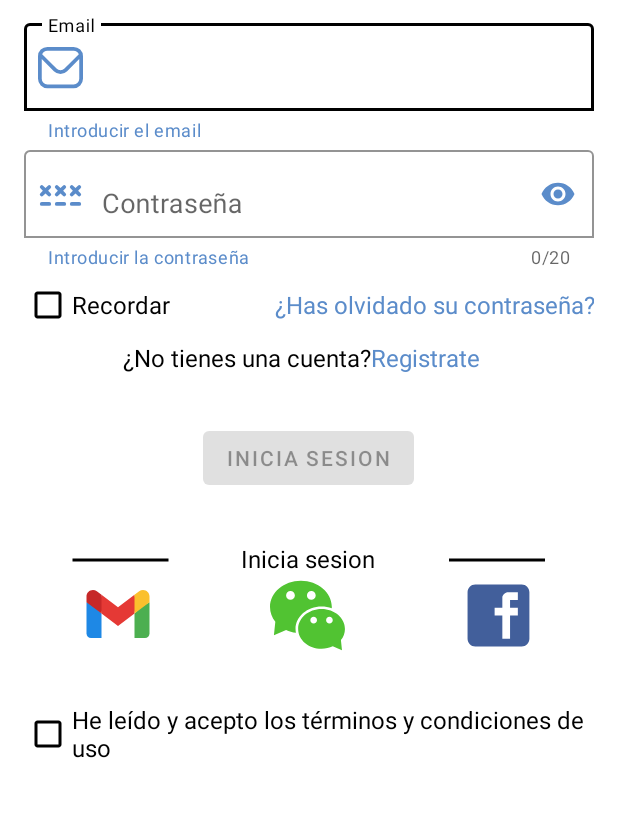
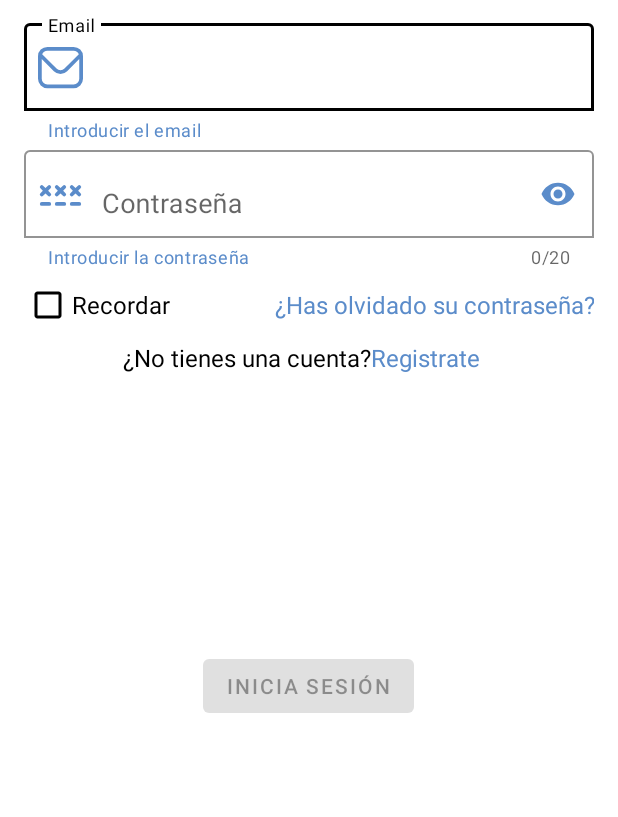
Before and after one commit to WINDOWEXPRESS/Debatazo_Demo, an Android app: the IniciaSesion screen opened directly, with no data from a screen before it, on a phone screen of 412 x 824 dp, the part 280-1097 px from its top. Run offline under Robolectric (Android 15) with nearby library versions, the phone set to English and light mode, and no system bars.

Commit message:
MEJORA EL UI y arreglar algunos bugs V1

```diff
--- a/app/src/main/java/com/example/debatazo/usuario/iniciarsesion/data/LoginDataSource.java
+++ b/app/src/main/java/com/example/debatazo/usuario/iniciarsesion/data/LoginDataSource.java
@@ -53,7 +53,7 @@ public class LoginDataSource {
                                     callBack.onSuccess(new Result.Success<>(response.body()));
                                     loadingLiveData.setValue(false);
                                 } else {
-                                    String errorMessage = "Error al iniciar sesión: " + response.code() + " - " + response.message();
+                                    String errorMessage = "Error al iniciar sesión 1: " + response.code() + " - " + response.message();
                                     callBack.onFailure(new Result.Error(new IOException(errorMessage)));
                                     loadingLiveData.setValue(false);
                                 }
@@ -68,7 +68,7 @@ public class LoginDataSource {
 
                     }else{
                         loadingLiveData.setValue(false);
-                        String errorMessage = "Error al iniciar sesión: " + response.code() + " - " + response.message();
+                        String errorMessage = ""+response.code();
                         callBack.onFailure(new Result.Error(new IOException(errorMessage)));
                     }
                 }
@@ -83,7 +83,7 @@ public class LoginDataSource {
 
         } catch (Exception e) {
             loadingLiveData.setValue(false);
-            callBack.onFailure(new Result.Error(new IOException("Error al iniciar sesión", e)));
+            callBack.onFailure(new Result.Error(new IOException("Error al iniciar sesión 3", e)));
             loadingLiveData.setValue(false);
         }
     }
--- a/app/src/main/java/com/example/debatazo/usuario/iniciarsesion/data/Result.java
+++ b/app/src/main/java/com/example/debatazo/usuario/iniciarsesion/data/Result.java
@@ -15,7 +15,7 @@ public class Result<T> {
             return "Success[data=" + success.getData().toString() + "]";
         } else if (this instanceof Result.Error) {
             Result.Error error = (Result.Error) this;
-            return "Error[exception=" + error.getError().toString() + "]";
+            return error.getError().toString();
         }
         return "";
     }
--- a/app/src/main/res/layout/actividad_configuracion.xml
+++ b/app/src/main/res/layout/actividad_configuracion.xml
@@ -42,7 +42,7 @@
                 android:paddingStart="10dp"
                 android:text="@string/configuracion"
                 android:textColor="?attr/colorPrimary"
-                android:textSize="30sp"
+                android:textSize="24sp"
                 tools:ignore="RtlSymmetry" />
 
         </LinearLayout>
--- a/app/src/main/res/layout/actividad_datos_personal.xml
+++ b/app/src/main/res/layout/actividad_datos_personal.xml
@@ -55,7 +55,7 @@
                 android:paddingStart="10dp"
                 android:text="@string/datos_personal"
                 android:textColor="?attr/colorPrimary"
-                android:textSize="30sp" />
+                android:textSize="24sp" />
 
         </LinearLayout>
 
--- a/app/src/main/res/layout/actividad_inicia_sesion.xml
+++ b/app/src/main/res/layout/actividad_inicia_sesion.xml
@@ -184,28 +184,19 @@
             </LinearLayout>
         </LinearLayout>
 
-        <Button
-            android:id="@+id/aISesion_button_iniciaSesion"
-            android:layout_width="wrap_content"
-            android:layout_height="wrap_content"
-            android:layout_gravity="center"
-            android:layout_marginTop="32dp"
-            android:layout_marginBottom="32dp"
-            android:enabled="false"
-            android:text="@string/accion_inicia_sesion" />
-
         <LinearLayout
             android:layout_width="match_parent"
             android:layout_height="match_parent"
-            android:orientation="horizontal">
+            android:orientation="horizontal"
+            android:visibility="invisible">
 
             <ImageView
                 android:id="@+id/aISesion_imageV_horizontalIzquierda"
                 android:layout_width="wrap_content"
                 android:layout_height="wrap_content"
                 android:layout_weight="1"
-                android:src="@drawable/barra_horizontal_tabla_inicia_sesion"
-                android:importantForAccessibility="no" />
+                android:importantForAccessibility="no"
+                android:src="@drawable/barra_horizontal_tabla_inicia_sesion" />
 
             <TextView
                 android:id="@+id/aISesion_textV_otrosAcceso"
@@ -222,39 +213,40 @@
                 android:layout_width="wrap_content"
                 android:layout_height="wrap_content"
                 android:layout_weight="1"
-                android:src="@drawable/barra_horizontal_tabla_inicia_sesion"
-                android:importantForAccessibility="no" />
+                android:importantForAccessibility="no"
+                android:src="@drawable/barra_horizontal_tabla_inicia_sesion" />
 
         </LinearLayout>
 
         <LinearLayout
             android:layout_width="match_parent"
             android:layout_height="match_parent"
-            android:orientation="horizontal">
+            android:orientation="horizontal"
+            android:visibility="invisible">
 
             <ImageView
                 android:id="@+id/aISesion_imageV_gmail"
                 android:layout_width="wrap_content"
                 android:layout_height="wrap_content"
                 android:layout_weight="1"
-                android:src="@drawable/gmail_nuevo"
-                android:contentDescription="Gmail" />
+                android:contentDescription="Gmail"
+                android:src="@drawable/gmail_nuevo" />
 
             <ImageView
                 android:id="@+id/aISesion_imageV_wechat"
                 android:layout_width="wrap_content"
                 android:layout_height="wrap_content"
                 android:layout_weight="1"
-                android:src="@drawable/wechat"
-                android:contentDescription="Wechat" />
+                android:contentDescription="Wechat"
+                android:src="@drawable/wechat" />
 
             <ImageView
                 android:id="@+id/aISesion_imageV_facebook"
                 android:layout_width="wrap_content"
                 android:layout_height="wrap_content"
                 android:layout_weight="1"
-                android:src="@drawable/facebook"
-                android:contentDescription="Facebook" />
+                android:contentDescription="Facebook"
+                android:src="@drawable/facebook" />
 
 
         </LinearLayout>
@@ -267,7 +259,18 @@
             android:layout_weight="1"
             android:buttonTint="#000000"
             android:text="He leído y acepto los términos y condiciones de uso"
-            android:textSize="16sp" />
+            android:textSize="16sp"
+            android:visibility="invisible" />
+
+        <Button
+            android:id="@+id/aISesion_button_iniciaSesion"
+            android:layout_width="wrap_content"
+            android:layout_height="wrap_content"
+            android:layout_gravity="center"
+            android:layout_marginTop="32dp"
+            android:layout_marginBottom="32dp"
+            android:enabled="false"
+            android:text="@string/accion_inicia_sesion" />
     </LinearLayout>
 
     <ProgressBar
--- a/app/src/main/res/layout/actividad_privacidad.xml
+++ b/app/src/main/res/layout/actividad_privacidad.xml
@@ -34,7 +34,7 @@
             android:paddingStart="10dp"
             android:text="@string/poltica_de_privacidad"
             android:textColor="@color/black"
-            android:textSize="24sp"
+            android:textSize="26sp"
             tools:ignore="RtlSymmetry" />
 
     </LinearLayout>
--- a/app/src/main/res/layout/activity_contrasenia_manager.xml
+++ b/app/src/main/res/layout/activity_contrasenia_manager.xml
@@ -45,7 +45,7 @@
                 android:paddingStart="10dp"
                 android:text="@string/cambiar_contrasenia"
                 android:textColor="?attr/colorPrimary"
-                android:textSize="30sp"
+                android:textSize="24sp"
                 tools:ignore="RtlSymmetry" />
 
         </LinearLayout>
--- a/app/src/main/res/values/strings.xml
+++ b/app/src/main/res/values/strings.xml
@@ -14,7 +14,7 @@
     <string name="pista_email" translatable="false">Email</string>
     <string name="pista_contrasenia">Contraseña</string>
     <string name="pista_repetir_contrasenia">Repetir Contraseña</string>
-    <string name="accion_inicia_sesion">Inicia sesion</string>
+    <string name="accion_inicia_sesion">Inicia sesión</string>
     <string name="accion_inicia_sesion_corto">Inicia sesion</string>
     <string name="bienvenido">Bienvenido </string>
     <string name="invalido_email_usuario">Email invalido!</string>
@@ -29,6 +29,7 @@
 
     <!--    LOGIN ViewModel   -->
     <string name="inicia_sesion_fallido">Error inesperado al inicia sesión.</string>
+    <string name="inicia_sesion_fallido_por_error_emailcontra">Email o c ontraseña incorrecto.</string>
     <!--    contentDescription -->
     <string name="boton_volver">Boton volver</string>
     <!--    DETALLE DEBATE-->
@@ -117,5 +118,6 @@
     <string name="cambiar_contrasenia">Cambiar Contraseña</string>
     <string name="contrasenia_nueva">Contraseña nueva</string>
     <string name="confirmar">Confirmar</string>
+    <string name="perfil_actualizado_con_xito">Perfil actualizado con éxito.</string>
 
 </resources>
```
Also changed, not shown: app/src/main/java/com/example/debatazo/usuario/datospersonal/ActividadDatosPersonal.java (+10 -2 lines), app/src/main/java/com/example/debatazo/usuario/iniciarsesion/data/LoginRepository.java (+11 -9 lines), app/src/main/java/com/example/debatazo/usuario/iniciarsesion/ui/login/LoginViewModel.java (+5 -3 lines), 1 other file.
